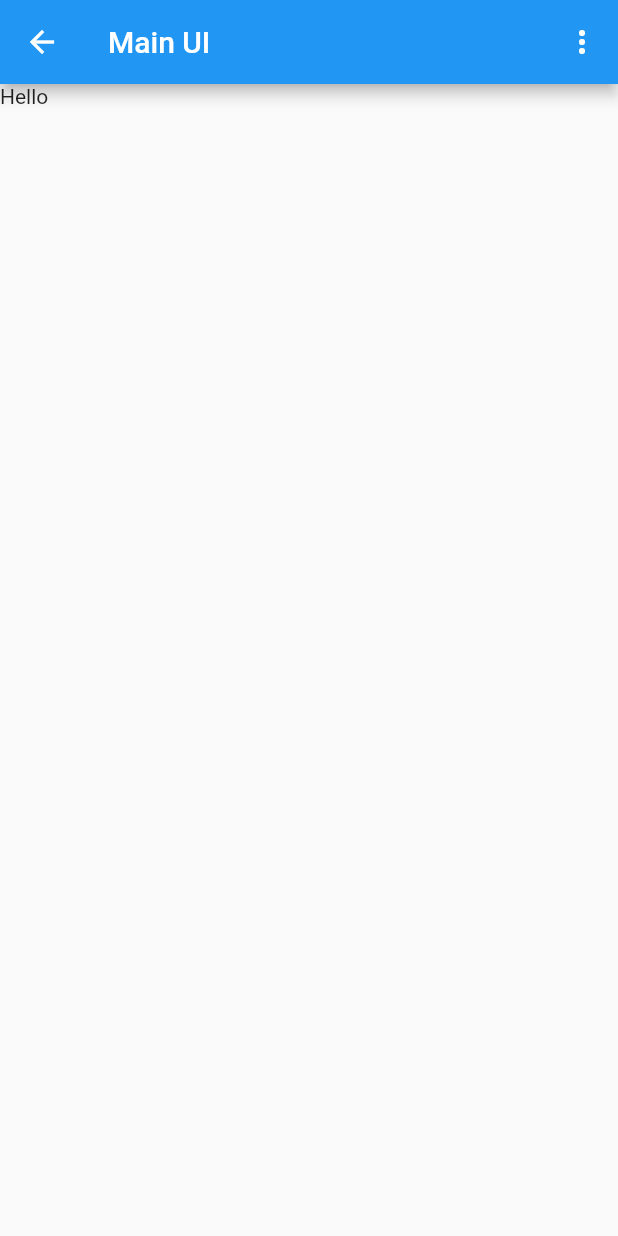
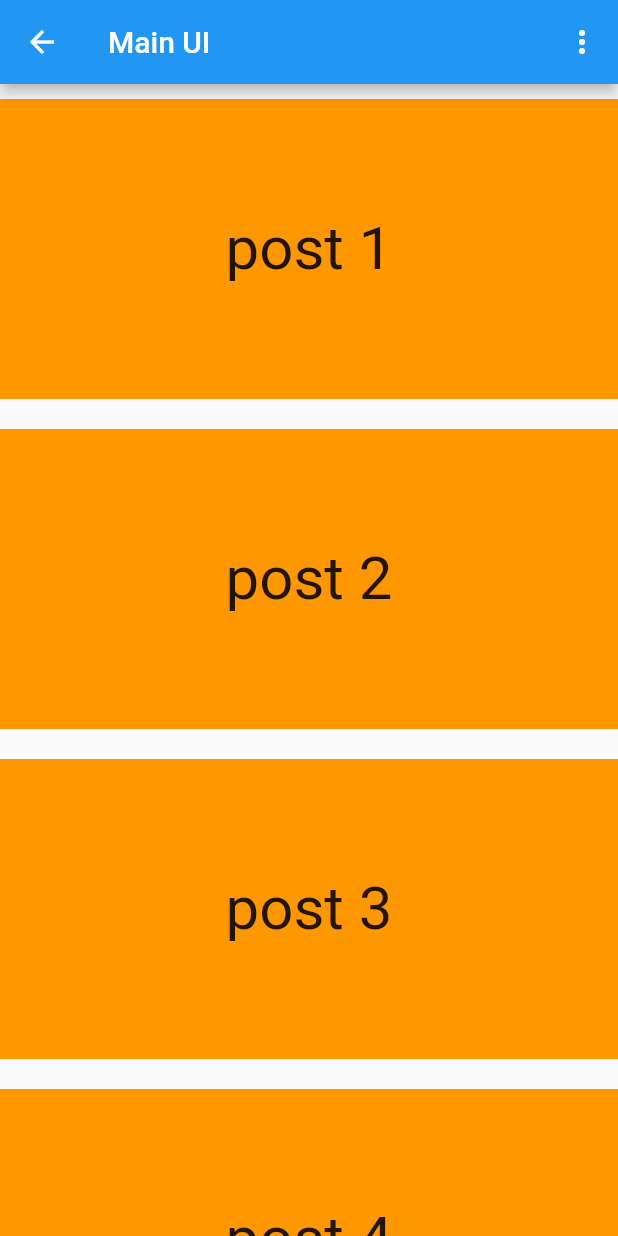
Before and after one commit to OriginalShakil/myflutter, a Flutter app: the NotesView screen opened by its route, on a phone screen of 412 x 824 dp. Run offline on Flutter 3.47's test engine with Material 2 defaults, Android fonts, the phone set to English and light mode, and no system bars; our stand-ins replace firebase_auth, firebase_core, sqflite; accounts and stored records are empty; network calls fail.

Commit message:
added test screen for list

```diff
--- a/lib/main.dart
+++ b/lib/main.dart
@@ -1,5 +1,6 @@
 import 'package:flutter/material.dart';
 import 'package:myflutter/screens/notesview.dart';
+import 'package:myflutter/screens/test.dart';
 import 'package:myflutter/screens/verifyemail.dart';
 import 'package:myflutter/utills/constant.dart';
 import 'screens/homePage.dart';
@@ -29,6 +30,7 @@ class _MyAppState extends State<MyApp> {
         regRoute:(context) => const Registration(),
         noteRoute:(context) => const NotesView(),
         verifyMailRoute:(context) => const VerifyEmailView(),
+        testRoute:(context) => const TestWed(),
       },
     );
   }
--- a/lib/screens/notesview.dart
+++ b/lib/screens/notesview.dart
@@ -1,6 +1,7 @@
 import 'dart:developer';
 import 'package:firebase_auth/firebase_auth.dart';
 import 'package:flutter/material.dart';
+import 'package:myflutter/screens/test.dart';
 import 'package:myflutter/utills/constant.dart';
 
 class NotesView extends StatefulWidget {
@@ -13,6 +14,16 @@ class NotesView extends StatefulWidget {
 enum MenuAction { logout }
 
 class _NotesViewState extends State<NotesView> {
+  List<String> posts = [
+    'post 1',
+    'post 2',
+    'post 3',
+    'post 4',
+    'post 5',
+    'post 6',
+    'post 7',
+  ];
+
   @override
   Widget build(BuildContext context) {
     return Scaffold(
@@ -46,7 +57,43 @@ class _NotesViewState extends State<NotesView> {
           )
         ],
       ),
-      body: const Text('Hello'),
+      body: ListView.builder(
+        scrollDirection: Axis.vertical,
+        itemBuilder: (context, index) {
+          return GestureDetector(
+            onTap: () {
+              // Navigator.of(context).pop(
+              //   MaterialPageRoute(
+              //     builder: (context) {
+              //       return TestWed(txt: posts[index]);
+              //     },
+              //   ),
+              // );
+
+              Navigator.of(context).pushNamedAndRemoveUntil(
+                  testRoute,
+                  arguments: {'name': posts[index], 'else': 'nice'},
+                  (route) => false);
+
+
+
+            },
+            child: Container(
+              color: Colors.orange,
+              width: 400,
+              height: 200,
+              margin: const EdgeInsets.symmetric(vertical: 10),
+              child: Center(
+                child: Text(
+                  posts[index],
+                  style: const TextStyle(fontSize: 40),
+                ),
+              ),
+            ),
+          );
+        },
+        itemCount: posts.length,
+      ),
     );
   }
 }
--- a/lib/utills/constant.dart
+++ b/lib/utills/constant.dart
@@ -2,3 +2,4 @@ const loginRoute = '/login';
 const regRoute = '/register';
 const noteRoute = '/notes';
 const verifyMailRoute = '/verifyMail';
+const testRoute = '/test';
--- a/pubspec.yaml
+++ b/pubspec.yaml
@@ -38,6 +38,9 @@ dependencies:
   cupertino_icons: ^1.0.2
   firebase_core: ^1.24.0
   firebase_auth: ^3.11.2
+  sqflite: ^2.1.0+1
+  path_provider: ^2.0.11
+  path: ^1.8.2
 
 dev_dependencies:
   flutter_test:
```
Also changed, not shown: lib/screens/test.dart (added, +29 -0 lines), lib/services/notes_services.dart (added, +19 -0 lines), pubspec.lock, 1 other file.
